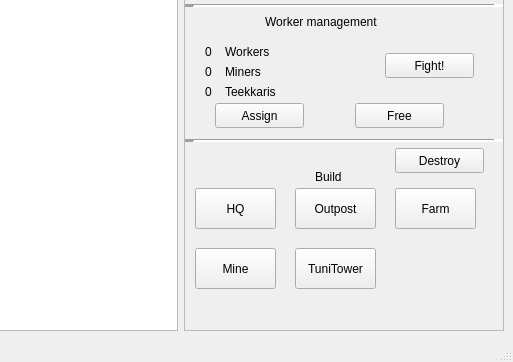
Before: the Qt Designer form Game/mapwindow.ui in villeh987/Pirkanmaa-Conquest-Game, drawn with Qt 5; both pictures show x 381 to 894 and y 289 to 651 of the 894 by 651 pixel window.
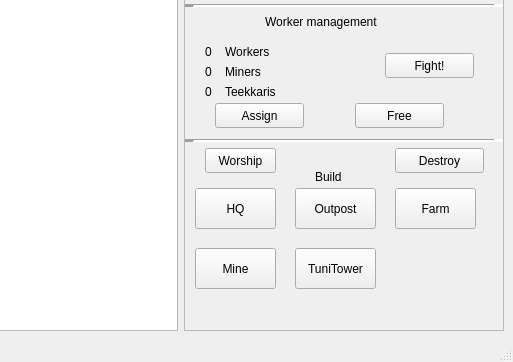
After: the same form once the commit is applied.

Commit message: Added: Able to worship TuniTower if you have a Teekkari next to it

```diff
--- a/Game/mapwindow.ui
+++ b/Game/mapwindow.ui
@@ -627,6 +627,19 @@
             <string>Destroy</string>
            </property>
           </widget>
+          <widget class="QPushButton" name="worshipButton">
+           <property name="geometry">
+            <rect>
+             <x>20</x>
+             <y>0</y>
+             <width>71</width>
+             <height>25</height>
+            </rect>
+           </property>
+           <property name="text">
+            <string>Worship</string>
+           </property>
+          </widget>
          </widget>
         </item>
        </layout>
```
The commit also changes 6 other files.
